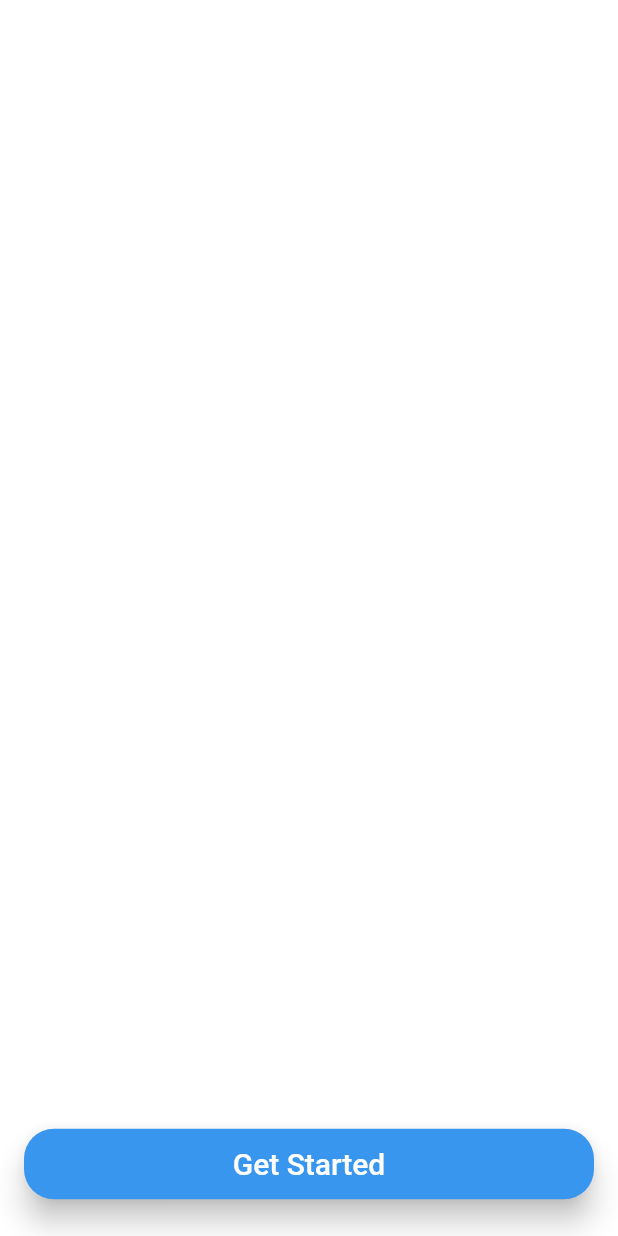
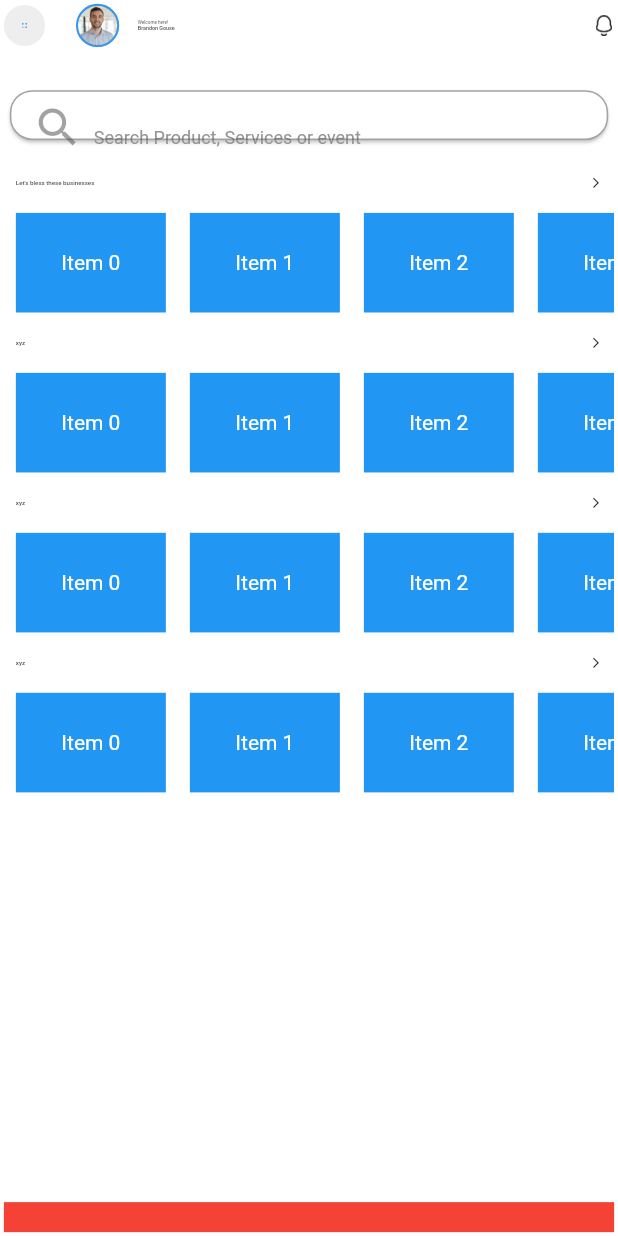
Before and after one commit to francofantillo/side-hustle-app, a Flutter app: the screen it shows after launch, on a phone screen of 412 x 824 dp. Run offline on Flutter 3.47's test engine with Material 2 defaults, Android fonts, the light colour scheme and no system bars; drawn by our look-alikes of cached_network_image; our stand-ins replace device_preview, flutter_easyloading, flutter_screenutil, intl_phone_field, pin_code_fields; network calls fail; Roboto replaces fonts that are missing (Gilroy-Regular, Jost-Regular).

Commit message:
serach widget

```diff
--- a/lib/base_widget/base_widget.dart
+++ b/lib/base_widget/base_widget.dart
@@ -52,8 +52,8 @@ class BaseWidget extends StatelessWidget {
               }),
               title: AppStrings.APP_TITLE,
               debugShowCheckedModeBanner: false,
-              initialRoute: AppRoutes.splashScreenRoute,
-              // initialRoute: AppRoutes.otpVerificationScreenRoute,
+              // initialRoute: AppRoutes.splashScreenRoute,
+              initialRoute: AppRoutes.homeScreenRoute,
               onGenerateRoute: AppRouter().onGenerateRoute,
             );
           },
--- a/lib/widgets/app_drawer.dart
+++ b/lib/drawer/app_drawer.dart
@@ -5,7 +5,7 @@ import 'package:side_hustle/utils/app_dimen.dart';
 import 'package:side_hustle/utils/app_strings.dart';
 import 'package:side_hustle/utils/assets_path.dart';
 import 'package:side_hustle/widgets/circular_icon_button.dart';
-import 'package:side_hustle/widgets/circular_image.dart';
+import 'package:side_hustle/widgets/circular_cache_image.dart';
 import 'package:side_hustle/widgets/drawer_item.dart';
 import 'package:side_hustle/widgets/height_widget.dart';
 import 'package:side_hustle/widgets/text_widget.dart';
--- a/lib/home/home.dart
+++ b/lib/home/home.dart
@@ -1,21 +1,56 @@
+import 'package:flutter/material.dart';
+import 'package:side_hustle/drawer/app_drawer.dart';
+import 'package:side_hustle/home/widgets/home_first_item_list.dart';
+import 'package:side_hustle/home/widgets/home_widgets.dart';
+import 'package:side_hustle/home/widgets/jobs_item.dart';
+import 'package:side_hustle/utils/app_dimen.dart';
+import 'package:side_hustle/widgets/background_widget.dart';
+import 'package:side_hustle/widgets/height_widget.dart';
+import 'package:side_hustle/widgets/search_text_field.dart';
 
-
-import 'package:flutter/material.dart';
-import 'package:side_hustle/widgets/app_drawer.dart';
-import 'package:side_hustle/widgets/background_widget.dart';
-
-class Home extends StatefulWidget {
-  const Home({super.key});
+class HomeScreen extends StatefulWidget {
+  const HomeScreen({super.key});
 
   @override
-  State<Home> createState() => _HomeState();
+  State<HomeScreen> createState() => _HomeScreenState();
 }
 
-class _HomeState extends State<Home> {
+class _HomeScreenState extends State<HomeScreen> {
+  var index = 0;
+
   @override
   Widget build(BuildContext context) {
-    return const BackgroundWidget(
-      drawer: AppDrawer(),
+    return BackgroundWidget(
+      drawer: const AppDrawer(),
+      body: Builder(builder: (contextBuilder) {
+        return Padding(
+          padding: EdgeInsets.all(AppDimensions.rootPadding),
+          child: Column(
+            crossAxisAlignment: CrossAxisAlignment.start,
+            children: [
+              HomeTopWidgets(contextBuilder: contextBuilder),
+              height(AppDimensions.homeSearchSpacingTop),
+              SearchTextField(onChanged: (search) {}),
+              height(
+                AppDimensions.homeSearchSpacingBelow,
+              ),
+              HorizontalItemHomeWidget(
+                horizontalListSize: AppDimensions.homeFirstHorizontalListSize,
+                onTapLabel: () {
+                  print("Clicked");
+                },
+              ),
+              // Vertical ListView
+              const JobsItem(),
+              height(20),
+              Container(
+                height: 20,
+                color: Colors.red,
+              )
+            ],
+          ),
+        );
+      }),
     );
   }
 }
--- /dev/null
+++ b/lib/home/widgets/home_first_item_list.dart
@@ -0,0 +1,67 @@
+import 'package:flutter/material.dart';
+import 'package:side_hustle/utils/app_colors.dart';
+import 'package:side_hustle/utils/app_dimen.dart';
+import 'package:side_hustle/utils/app_strings.dart';
+import 'package:side_hustle/widgets/text_widget.dart';
+
+class HorizontalItemHomeWidget extends StatelessWidget {
+  final String? title;
+  final List? itemsList;
+  final double horizontalListSize;
+  final Function()? onTapLabel;
+
+  const HorizontalItemHomeWidget(
+      {super.key,
+      this.title,
+      this.itemsList,
+      this.onTapLabel,
+      required this.horizontalListSize});
+
+  @override
+  Widget build(BuildContext context) {
+    return Column(
+      children: [
+        Padding(
+          padding: const EdgeInsets.all(8.0),
+          child: InkWell(
+            onTap: onTapLabel,
+            child: Row(
+              mainAxisAlignment: MainAxisAlignment.spaceBetween,
+              children: [
+                textWidget(
+                    text: title ?? AppStrings.blessTheseBusinesses,
+                    fontSize: AppDimensions.textSizeNormal,
+                    fontWeight: FontWeight.w500,
+                    color: AppColors.textBlackColor),
+                Icon(
+                  Icons.arrow_forward_ios,
+                  size: AppDimensions.itemsArrowForwardIconSize,
+                )
+              ],
+            ),
+          ),
+        ),
+        // Horizontal ListView
+        SizedBox(
+          height: horizontalListSize, // Set the desired height
+          child: ListView.builder(
+            scrollDirection: Axis.horizontal,
+            itemCount: 10, // Replace with your item count
+            itemBuilder: (context, index) {
+              // Replace with your horizontal list item
+              return Container(
+                width: 100, // Set the desired width
+                color: Colors.blue, // Example background color
+                margin: const EdgeInsets.all(8),
+                child: Center(
+                  child: Text('Item $index',
+                      style: const TextStyle(color: Colors.white)),
+                ),
+              );
+            },
+          ),
+        ),
+      ],
+    );
+  }
+}
--- /dev/null
+++ b/lib/home/widgets/home_widgets.dart
@@ -0,0 +1,111 @@
+import 'package:flutter/material.dart';
+import 'package:flutter_screenutil/flutter_screenutil.dart';
+import 'package:side_hustle/utils/app_colors.dart';
+import 'package:side_hustle/utils/app_dimen.dart';
+import 'package:side_hustle/utils/app_strings.dart';
+import 'package:side_hustle/utils/assets_path.dart';
+import 'package:side_hustle/widgets/circular_cache_image.dart';
+import 'package:side_hustle/widgets/circular_image.dart';
+import 'package:side_hustle/widgets/height_widget.dart';
+import 'package:side_hustle/widgets/text_widget.dart';
+
+Widget homeTopWidget(BuildContext contextBuilder) {
+  return Row(
+    mainAxisAlignment: MainAxisAlignment.start,
+    children: [
+      InkWell(
+        onTap: () {
+          Scaffold.of(contextBuilder).openDrawer();
+        },
+        child: CircularImageWidget(
+            image: AssetsPath.drawer,
+            imageSize: AppDimensions.drawerIconSizeHome),
+      ),
+      width(AppDimensions.topIconsSpacing),
+      CircularCacheImageWidget(
+        boarderColor: AppColors.primaryColor,
+        imageSize: 42.h,
+      ),
+      width(0.03.sw),
+      Expanded(
+        child: Column(
+          crossAxisAlignment: CrossAxisAlignment.start,
+          children: [
+            textWidget(
+                text: AppStrings.welcomeHome,
+                color: AppColors.textBlackColor,
+                fontSize: AppDimensions.profileUserNameTextSize,
+                maxLines: 1),
+            textWidget(
+                text: AppStrings.userName,
+                color: AppColors.textBlackColor,
+                fontSize: AppDimensions.profileEmailTextSize,
+                fontWeight: FontWeight.w500,
+                maxLines: 1),
+          ],
+        ),
+      ),
+      Image.asset(
+        AssetsPath.notificationBell,
+        // Set your desired height
+        width: 20.h,
+        // Set your desired width
+        height: 20.h,
+      )
+    ],
+  );
+}
+
+class HomeTopWidgets extends StatelessWidget {
+  final BuildContext contextBuilder;
+
+  const HomeTopWidgets({super.key, required this.contextBuilder});
+
+  @override
+  Widget build(BuildContext context) {
+    return Row(
+      mainAxisAlignment: MainAxisAlignment.start,
+      children: [
+        InkWell(
+          onTap: () {
+            Scaffold.of(contextBuilder).openDrawer();
+          },
+          child: CircularImageWidget(
+              image: AssetsPath.drawer,
+              imageSize: AppDimensions.drawerIconSizeHome),
+        ),
+        width(AppDimensions.topIconsSpacing),
+        CircularCacheImageWidget(
+          boarderColor: AppColors.primaryColor,
+          imageSize: 42.h,
+        ),
+        width(0.03.sw),
+        Expanded(
+          child: Column(
+            crossAxisAlignment: CrossAxisAlignment.start,
+            children: [
+              textWidget(
+                  text: AppStrings.welcomeHome,
+                  color: AppColors.textBlackColor,
+                  fontSize: AppDimensions.profileUserNameTextSize,
+                  maxLines: 1),
+              textWidget(
+                  text: AppStrings.userName,
+                  color: AppColors.textBlackColor,
+                  fontSize: AppDimensions.profileEmailTextSize,
+                  fontWeight: FontWeight.w500,
+                  maxLines: 1),
+            ],
+          ),
+        ),
+        Image.asset(
+          AssetsPath.notificationBell,
+          // Set your desired height
+          width: 20.h,
+          // Set your desired width
+          height: 20.h,
+        )
+      ],
+    );
+  }
+}
--- /dev/null
+++ b/lib/home/widgets/jobs_item.dart
@@ -0,0 +1,26 @@
+import 'package:flutter/material.dart';
+import 'package:side_hustle/home/widgets/home_first_item_list.dart';
+import 'package:side_hustle/utils/app_dimen.dart';
+
+class JobsItem extends StatelessWidget {
+  const JobsItem({super.key});
+
+  @override
+  Widget build(BuildContext context) {
+    return Expanded(
+      child: ListView.builder(
+        itemCount: 3, // Replace with your item count
+        itemBuilder: (context, index) {
+          // Replace with your vertical list item
+          return HorizontalItemHomeWidget(
+            title: "xyz",
+            horizontalListSize: AppDimensions.homeFirstHorizontalListSize,
+            onTapLabel: () {
+              print("Clicked");
+            },
+          );
+        },
+      ),
+    );
+  }
+}
--- a/lib/router/app_route_named.dart
+++ b/lib/router/app_route_named.dart
@@ -9,4 +9,5 @@ class AppRoutes {
   static const String forgotPasswordScreenRoute = "/forgotPassword";
   static const String resetPasswordScreenRoute = "/resetPassword";
   static const String otpVerificationScreenRoute = "/otpVerification";
+  static const String homeScreenRoute = "/home";
 }
--- a/lib/router/app_router.dart
+++ b/lib/router/app_router.dart
@@ -4,6 +4,7 @@ import 'package:side_hustle/auth/login.dart';
 import 'package:side_hustle/auth/otp_verification.dart';
 import 'package:side_hustle/auth/reset_password.dart';
 import 'package:side_hustle/auth/signup.dart';
+import 'package:side_hustle/home/home.dart';
 import 'package:side_hustle/router/app_route_named.dart';
 import 'package:side_hustle/splash/splash.dart';
 
@@ -33,6 +34,9 @@ class AppRouter {
             final args = routeSettings.arguments as OtpVerificationScreen?;
             return OtpVerificationScreen(isSocial: args?.isSocial ?? false);
 
+          case AppRoutes.homeScreenRoute:
+            return const HomeScreen();
+
           default:
             return Container();
         }
--- a/lib/utils/app_colors.dart
+++ b/lib/utils/app_colors.dart
@@ -6,6 +6,7 @@ class AppColors {
   static const greyColor = Color(0xFF929292);
   static final textGreyColor = Color(0xFF565656).withOpacity(.85);
   static final backIconBackgroundColor = Color(0xFF565656).withOpacity(.10);
+  static final searchIconColor = Color(0xFF565656).withOpacity(.55);
   static const textBlackColor = Color(0xFF323232);
   static const textWhiteColor = Color(0xFFFCFCFC);
   // static const backgroundColor = Color(0xFFEEEEF0);
--- a/lib/utils/app_dimen.dart
+++ b/lib/utils/app_dimen.dart
@@ -9,7 +9,8 @@ class AppDimensions {
   static const double buttonDefaultHeight = 12;
 
   /// Text Size
-  static double textSmallSize = 14.sp;
+  static double textSizeSmall = 14.sp;
+  static double textSizeNormal = 16.sp;
   static double textSizeTermsAndConditions = 14.sp;
   static double textHeadingSize = 26.sp;
 
@@ -28,7 +29,7 @@ class AppDimensions {
   static double fieldsVerticalSpacingBetween = .02.sh;
   static double forgotPasswordSpacingBetween = .01.sh;
   static double loginButtonVerticalSpacingBetween = .04.sh;
-  static double rootPadding = 16;
+  static double rootPadding = 10.w;
   static double orContinueWithPadding = 24;
   static double defaultRoundedImageWidth = .3.sw;
   static double defaultRoundedImageHeight = .3.sw;
@@ -44,6 +45,7 @@ class AppDimensions {
   /// Elevation
   static double defaultUnFocusedTextFieldElevation = 0.02.sw;
   static double defaultFocusedTextFieldElevation = 0.02.sw;
+  static double defaultSearchTextFieldElevation = 0.01.sw;
   static double defaultButtonElevation = 0.02.sw;
 
   /// Drawer
@@ -55,6 +57,15 @@ class AppDimensions {
   static double drawerItemsVerticalSpacing = .04.sh;
   static double drawerBGCurve = 25.h;
 
+  /// Home
+  static double drawerIconSizeHome = 40.h;
+  static double profileUserNameTextSize = 12.sp;
+  static double profileEmailTextSize = 14.sp;
+  static double topIconsSpacing = 0.05.sw;
+  static double homeSearchSpacingTop = 0.03.sh;
+  static double homeSearchSpacingBelow = 0.015.sh;
+  static double itemsArrowForwardIconSize = 12.h;
+  static double homeFirstHorizontalListSize = 0.1.sh;
 
   static const double defaultHorizontalPadding = 16;
   static const double defaultButtonHorizontalPadding = 54;
--- a/lib/utils/assets_path.dart
+++ b/lib/utils/assets_path.dart
@@ -36,8 +36,7 @@ class AssetsPath {
 
   /// Images
   static const continueWith = "${imagePath}continue_with.png";
-  static const profileImage = "${imagePath}profile_image.png";
-  static const profileImageJpeg = "${imagePath}profile_image.jpeg";
+  static const placeHolderProfileImage = "${imagePath}profile_image.jpeg";
   static const drawerBg = "${imagePath}drawer_bg.png";
 
 
--- /dev/null
+++ b/lib/widgets/circular_cache_image.dart
@@ -0,0 +1,64 @@
+import 'package:cached_network_image/cached_network_image.dart';
+import 'package:flutter/material.dart';
+import 'package:flutter_screenutil/flutter_screenutil.dart';
+import 'package:side_hustle/utils/app_colors.dart';
+import 'package:side_hustle/utils/assets_path.dart';
+
+class CircularCacheImageWidget extends StatelessWidget {
+  final String? image;
+  final double? imageSize, loadingWidgetSize;
+  final Color? boarderColor;
+
+  const CircularCacheImageWidget(
+      {Key? key,
+      this.image,
+      this.imageSize,
+      this.loadingWidgetSize,
+      this.boarderColor})
+      : super(key: key);
+
+  @override
+  Widget build(BuildContext context) {
+    return CachedNetworkImage(
+      imageUrl:
+          // 'https://imgv3.fotor.com/images/gallery/Realistic-Male-Profile-Picture.jpg', // Testing Url
+          image == null ? "" : image!,
+      imageBuilder: (context, imageProvider) => Container(
+        width: imageSize ?? 60.h, // Set your desired width
+        height: imageSize ?? 60.h, // Set your desired height
+        decoration: BoxDecoration(
+          shape: BoxShape.circle,
+          border: Border.all(
+            color: boarderColor ?? AppColors.whiteColor,
+            // Change the border color as needed
+            width: 2.h, // Use the provided border width
+          ),
+          image: DecorationImage(image: imageProvider, fit: BoxFit.cover),
+        ),
+      ),
+      placeholder: (context, url) => Container(
+          width: loadingWidgetSize ?? 40.h,
+          // Set your desired width
+          height: loadingWidgetSize ?? 40.h,
+          // Set your desired height
+          padding: const EdgeInsets.all(8),
+          child: const CircularProgressIndicator(
+            color: AppColors.whiteColor,
+          )),
+      errorWidget: (context, url, error) => Container(
+        width: imageSize ?? 60.h, // Set your desired width
+        height: imageSize ?? 60.h, // Set your desired height
+        decoration: BoxDecoration(
+            shape: BoxShape.circle,
+            border: Border.all(
+              color: boarderColor ?? AppColors.whiteColor,
+              // Change the border color as needed
+              width: 2.h, // Use the provided border width
+            ),
+            image: const DecorationImage(
+                image: AssetImage(AssetsPath.placeHolderProfileImage),
+                fit: BoxFit.cover)),
+      ),
+    );
+  }
+}
--- a/lib/widgets/circular_image.dart
+++ b/lib/widgets/circular_image.dart
@@ -1,70 +1,39 @@
-import 'package:cached_network_image/cached_network_image.dart';
 import 'package:flutter/material.dart';
 import 'package:flutter_screenutil/flutter_screenutil.dart';
 import 'package:side_hustle/utils/app_colors.dart';
-import 'package:side_hustle/utils/assets_path.dart';
 
-class CircularCacheImageWidget extends StatefulWidget {
-  final String? image;
-  final double? imageSize, loadingWidgetSize;
+class CircularImageWidget extends StatelessWidget {
+  final String image;
+  final double? imageSize;
   final Color? boarderColor;
 
-  const CircularCacheImageWidget(
-      {Key? key,
-      this.image,
-      this.imageSize,
-      this.loadingWidgetSize,
-      this.boarderColor})
+  const CircularImageWidget(
+      {Key? key, required this.image, this.imageSize, this.boarderColor})
       : super(key: key);
 
   @override
-  State<CircularCacheImageWidget> createState() =>
-      _CircularCacheImageWidgetState();
-}
-
-class _CircularCacheImageWidgetState extends State<CircularCacheImageWidget> {
-  @override
   Widget build(BuildContext context) {
-    return CachedNetworkImage(
-      imageUrl:
-          // 'https://imgv3.fotor.com/images/gallery/Realistic-Male-Profile-Picture.jpg', // Testing Url
-          widget.image == null ? "" : widget.image!,
-      imageBuilder: (context, imageProvider) => Container(
-        width: widget.imageSize ?? 60.h, // Set your desired width
-        height: widget.imageSize ?? 60.h, // Set your desired height
-        decoration: BoxDecoration(
-          shape: BoxShape.circle,
-          border: Border.all(
-            color: widget.boarderColor ?? AppColors.whiteColor,
-            // Change the border color as needed
-            width: 1.5.h, // Use the provided border width
-          ),
-          image: DecorationImage(image: imageProvider, fit: BoxFit.cover),
-        ),
+    return Container(
+      // Set your desired height
+      width: imageSize ?? 60.h,
+      // Set your desired width
+      height: imageSize ?? 60.h,
+      padding: const EdgeInsets.all(12.0),
+      decoration: BoxDecoration(
+        color: AppColors.backIconBackgroundColor,
+        shape: BoxShape.circle,
+        // border: Border.all(
+        //   color: widget.boarderColor ?? AppColors.whiteColor,
+        //   // Change the border color as needed
+        //   width: 1.5.h, // Use the provided border width
+        // ),
+        // image: DecorationImage(
+        //     image: widget.image == null
+        //         ? const AssetImage(AssetsPath.placeHolderProfileImage)
+        //         : NetworkImage(widget.image!) as ImageProvider,
+        //     fit: BoxFit.cover)
       ),
-      placeholder: (context, url) => Container(
-          width: widget.loadingWidgetSize ?? 40.h,
-          // Set your desired width
-          height: widget.loadingWidgetSize ?? 40.h,
-          // Set your desired height
-          padding: const EdgeInsets.all(8),
-          child: const CircularProgressIndicator(
-            color: AppColors.whiteColor,
-          )),
-      errorWidget: (context, url, error) => Container(
-        width: 60.h, // Set your desired width
-        height: 60.h, // Set your desired height
-        decoration: BoxDecoration(
-            shape: BoxShape.circle,
-            border: Border.all(
-              color: AppColors.whiteColor,
-              // Change the border color as needed
-              width: 1.5.h, // Use the provided border width
-            ),
-            image: const DecorationImage(
-                image: AssetImage(AssetsPath.profileImageJpeg),
-                fit: BoxFit.cover)),
-      ),
+      child: Image.asset(image),
     );
   }
 }
--- /dev/null
+++ b/lib/widgets/search_text_field.dart
@@ -0,0 +1,64 @@
+import 'package:flutter/material.dart';
+import 'package:flutter_screenutil/flutter_screenutil.dart';
+import 'package:side_hustle/utils/app_colors.dart';
+import 'package:side_hustle/utils/app_dimen.dart';
+import 'package:side_hustle/utils/app_font.dart';
+import 'package:side_hustle/utils/app_strings.dart';
+
+class SearchTextField extends StatelessWidget {
+  final ValueChanged<String?> onChanged;
+  final double? searchFieldSize;
+
+  const SearchTextField({super.key, required this.onChanged, this.searchFieldSize});
+
+  @override
+  Widget build(BuildContext context) {
+    return SizedBox(
+      height: searchFieldSize ?? 60.h,
+      child: Card(
+        // elevation: AppDimensions.defaultSearchTextFieldElevation,
+        shape: RoundedRectangleBorder(
+            borderRadius:
+                BorderRadius.circular(AppDimensions.textFieldBorderRadius),
+            side: BorderSide(width: 1, color: AppColors.searchIconColor)),
+        child: Padding(
+          padding: const EdgeInsets.all(8.0),
+          child: TextFormField(
+            keyboardType: TextInputType.text,
+            onChanged: onChanged,
+            maxLines: 1,
+            style: TextStyle(fontSize: 14.sp, fontFamily: AppFont.gilroy),
+            decoration: InputDecoration(
+              border: InputBorder.none,
+              // fillColor: widget.fillColor ?? AppColors.whiteColor,
+              fillColor: Colors.transparent,
+              filled: true,
+              contentPadding: EdgeInsets.only(
+                top: 2.h,
+                left: AppDimensions.textFieldHorizontalPadding,
+                right: 6.w,
+              ),
+              prefixIcon: Icon(
+                Icons.search,
+                size: 34,
+                color: AppColors.searchIconColor,
+              ),
+              // border: InputBorder.none,
+              floatingLabelBehavior: FloatingLabelBehavior.auto,
+              labelStyle: TextStyle(
+                fontSize: 12.sp,
+              ),
+              hintText: AppStrings.searchHintText,
+              // labelText: AppStrings.searchHintText,
+              hintStyle: const TextStyle(
+                color: AppColors.textFieldColor,
+                fontSize: 12,
+              ),
+              errorMaxLines: 3,
+            ),
+          ),
+        ),
+      ),
+    );
+  }
+}
--- a/lib/widgets/text_widget.dart
+++ b/lib/widgets/text_widget.dart
@@ -13,7 +13,7 @@ Widget textWidget(
     overflow: TextOverflow.ellipsis,
     style: TextStyle(
       fontFamily: fontFamily ?? AppFont.gilroy,
-      fontSize: fontSize ?? AppDimensions.textSmallSize,
+      fontSize: fontSize ?? AppDimensions.textSizeSmall,
       color: color ?? AppColors.textGreyColor,
       fontWeight: fontWeight
     ),
```
Also changed, not shown: lib/auth/forgot_password.dart (+1 -6 lines), lib/home/widgets/home_first_item_widget.dart (added, +12 -0 lines), lib/widgets/textField.dart (+7 -4 lines).
